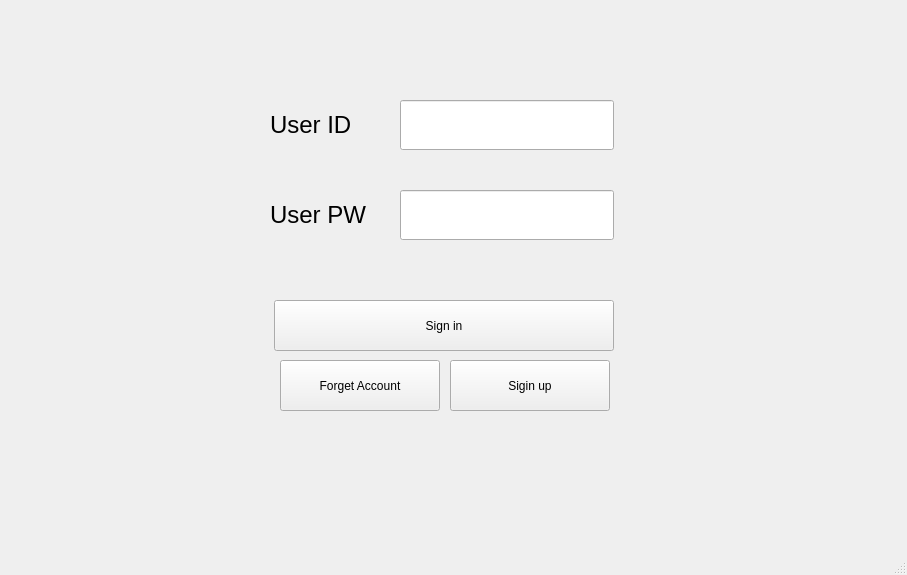
Above: phonebook.ui from incheon123/PhoneBook before the change. Below: the same form after it.
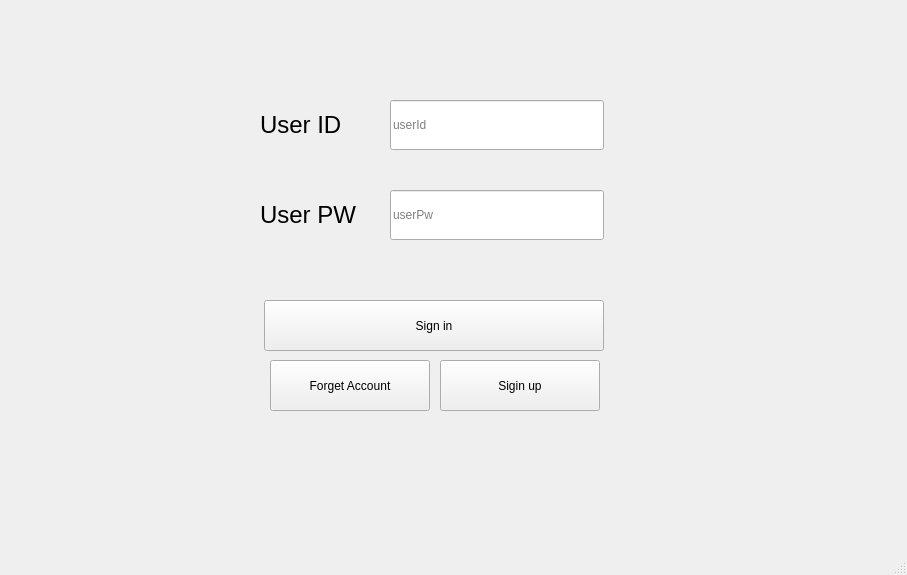
That is the form after the change. The open tabs and pages were chosen to show the change.

```diff
--- a/phonebook.ui
+++ b/phonebook.ui
@@ -17,7 +17,7 @@
    <widget class="QStackedWidget" name="stackedWidget">
     <property name="geometry">
      <rect>
-      <x>0</x>
+      <x>-10</x>
       <y>0</y>
       <width>907</width>
       <height>553</height>
@@ -51,6 +51,9 @@
         <height>50</height>
        </size>
       </property>
+      <property name="placeholderText">
+       <string>userId</string>
+      </property>
      </widget>
      <widget class="QLabel" name="label">
       <property name="geometry">
@@ -106,6 +109,9 @@
         <height>50</height>
        </size>
       </property>
+      <property name="placeholderText">
+       <string>userPw</string>
+      </property>
      </widget>
      <widget class="QPushButton" name="signin">
       <property name="geometry">
```
Left out of the diff: 58 changed lines with no effect on the pictures.
